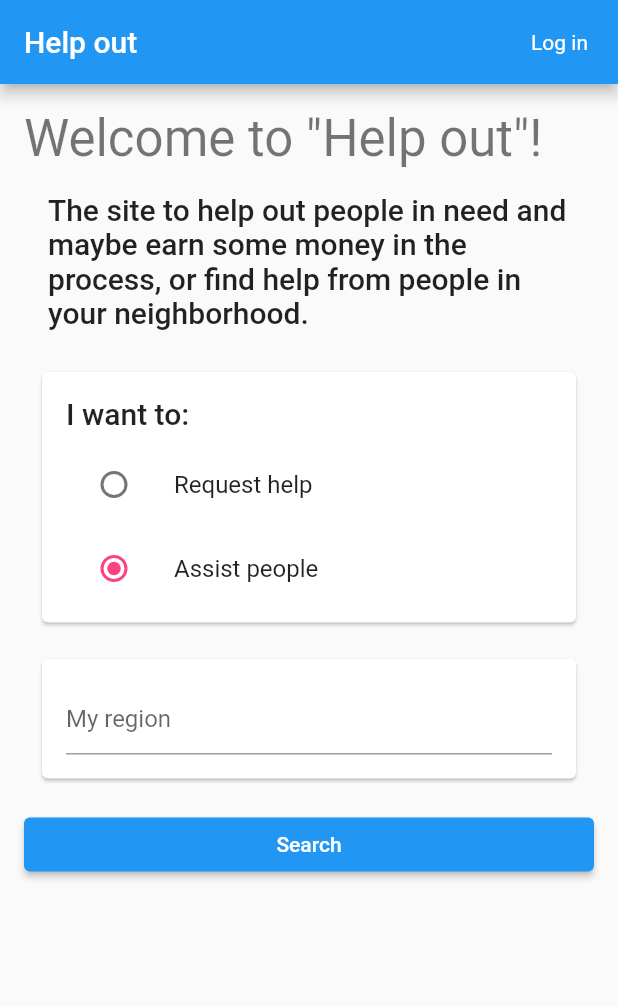
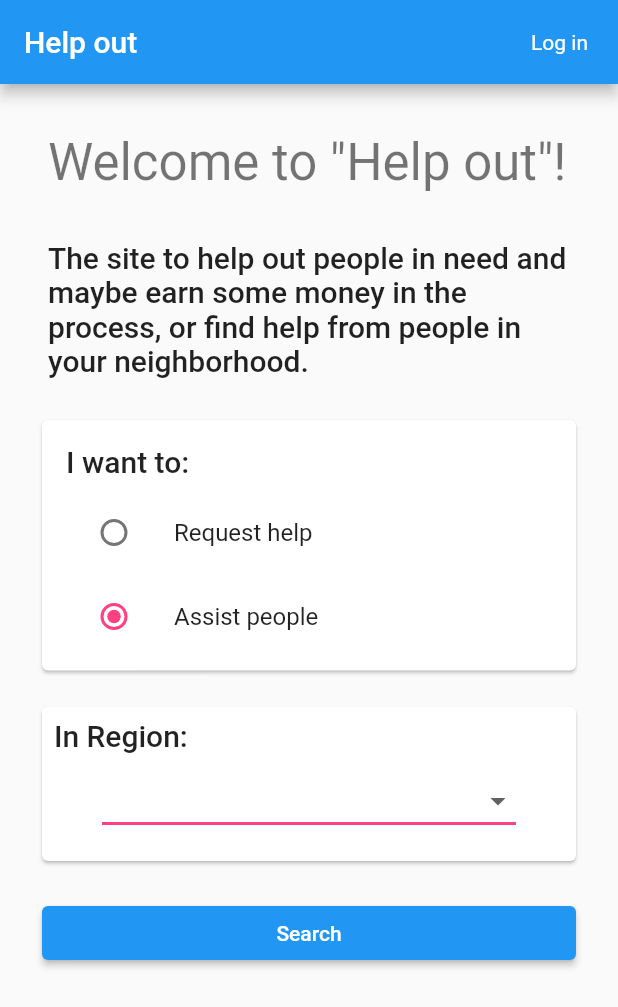
Before and after one commit to matwoess/helpout, a Flutter app: the screen it shows after launch, on a phone screen of 412 x 824 dp. Shown: the top 1007 px of the screen. Run offline on Flutter 3.47's test engine with Material 2 defaults, Android fonts, the phone set to English and light mode, and no system bars.

Commit message:
convert region textbox to dropdown

```diff
--- a/lib/appstate.dart
+++ b/lib/appstate.dart
@@ -3,4 +3,5 @@ enum SearchType { REQUEST, ASSIST }
 class AppState {
   static bool loggedIn = false;
   static SearchType searchType = SearchType.ASSIST;
+  static String region;
 }
--- a/lib/assistpeople.dart
+++ b/lib/assistpeople.dart
@@ -11,7 +11,7 @@ class AssistPeoplePage extends StatefulWidget {
 }
 
 class _AssistPeopleState extends State<AssistPeoplePage> {
-  List<Person> persons = DemoData().getDemoPersons();
+  List<Person> persons = DemoData.getDemoPersons();
 
   @override
   Widget build(BuildContext context) {
--- a/lib/demodata.dart
+++ b/lib/demodata.dart
@@ -2,7 +2,7 @@ import 'package:helpout/person.dart';
 import 'package:helpout/region.dart';
 
 class DemoData {
-  final _people = [
+  static final _people = [
     {
       "name": "Johannes Hinterberger",
       "description": "I am a helpful person.",
@@ -37,7 +37,7 @@ class DemoData {
       "name": "Thomas Braunberger",
       "description":
           "Male, 35 years old, education from FH Hagenberg, like to read, have 3 sisters and 1 brother. More information about me can be found on my website at http://person.me.com",
-      "region": "4050, Train",
+      "region": "4050, Traun",
       "price": 10,
     },
     {
@@ -48,7 +48,7 @@ class DemoData {
     },
   ];
 
-  List<Person> getDemoPersons() {
+  static List<Person> getDemoPersons() {
     return _people
         .map((person) => Person(
             person['name'],
@@ -57,4 +57,15 @@ class DemoData {
             person['description']))
         .toList();
   }
+
+  static List<String> getAvailableRegions() {
+    return [
+      '4020, Linz',
+      '4030, Linz',
+      '4040, Linz',
+      '4050, Traun',
+      '4221, Steyregg',
+      '4600, Wels',
+    ];
+  }
 }
--- a/lib/greeting.dart
+++ b/lib/greeting.dart
@@ -1,6 +1,8 @@
 import 'dart:async';
 
 import 'package:flutter/material.dart';
+import 'package:flutter/rendering.dart';
+import 'package:helpout/demodata.dart';
 
 import 'appstate.dart';
 
@@ -56,8 +58,11 @@ class _GreetingPageState extends State<GreetingPage> {
         padding: const EdgeInsets.all(16.0),
         child: ListView(
           children: [
-            Text('Welcome to "Help out"!',
-                style: Theme.of(context).textTheme.headline4),
+            Padding(
+              padding: const EdgeInsets.all(16.0),
+              child: Text('Welcome to "Help out"!',
+                  style: Theme.of(context).textTheme.headline4),
+            ),
             Padding(
               padding: const EdgeInsets.all(16.0),
               child: Text(
@@ -73,7 +78,7 @@ class _GreetingPageState extends State<GreetingPage> {
               child: RegionCard(),
             ),
             Padding(
-              padding: const EdgeInsets.only(top: 8.0),
+              padding: const EdgeInsets.all(12.0),
               child: ElevatedButton(
                 child: Text('Search'),
                 onPressed: () => {
@@ -160,6 +165,7 @@ class RegionCard extends StatefulWidget {
 }
 
 class _RegionCardState extends State<RegionCard> {
+  final _availableRegions = DemoData.getAvailableRegions();
   final _regionTextController = TextEditingController();
 
   @override
@@ -168,12 +174,34 @@ class _RegionCardState extends State<RegionCard> {
       child: Padding(
         padding: const EdgeInsets.all(8.0),
         child: Column(
+          crossAxisAlignment: CrossAxisAlignment.start,
           children: [
+            Text(
+              'In Region:',
+              style: Theme.of(context).textTheme.headline6,
+            ),
             Padding(
-              padding: const EdgeInsets.all(8.0),
-              child: TextFormField(
-                controller: _regionTextController,
-                decoration: InputDecoration(hintText: 'My region'),
+              padding: const EdgeInsets.fromLTRB(32.0, 8.0, 32.0, 8.0),
+              child: DropdownButton<String>(
+                isExpanded: true,
+                value: AppState.region,
+                //decoration: InputDecoration(hintText: 'My region'),
+                onChanged: (String newValue) {
+                  setState(() {
+                    AppState.region = newValue;
+                  });
+                },
+                underline: Container(
+                  height: 2,
+                  color: Theme.of(context).accentColor,
+                ),
+                items: _availableRegions
+                    .map<DropdownMenuItem<String>>((String value) {
+                  return DropdownMenuItem<String>(
+                    value: value,
+                    child: Text(value),
+                  );
+                }).toList(),
               ),
             ),
           ],
--- a/lib/requesthelp.dart
+++ b/lib/requesthelp.dart
@@ -11,7 +11,7 @@ class RequestHelpPage extends StatefulWidget {
 }
 
 class _RequestHelpState extends State<RequestHelpPage> {
-  List<Person> persons = DemoData().getDemoPersons();
+  List<Person> persons = DemoData.getDemoPersons();
 
   @override
   Widget build(BuildContext context) {
```
